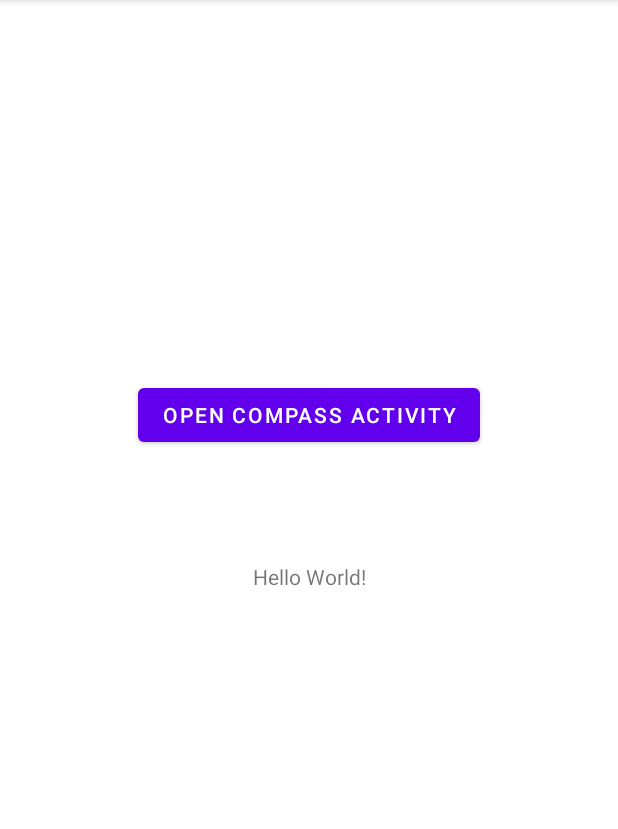
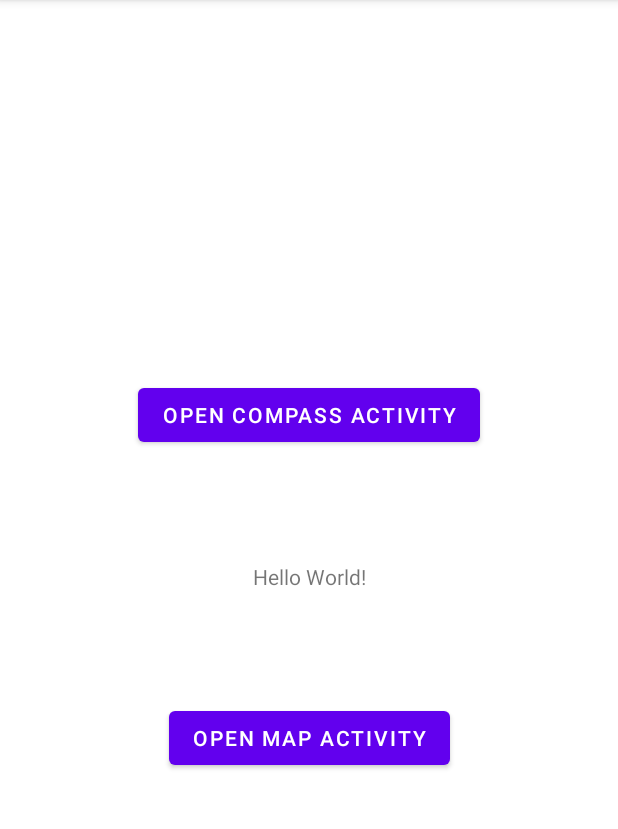
Before and after one commit to YeJinParrk/CompassAddWiBtn, an Android app: the screen it shows after launch (MainActivity), on a phone screen of 412 x 824 dp, the part 84-913 px from its top. Run offline under Robolectric (Android 15) with nearby library versions, the phone set to English and light mode, and no system bars.

```diff
--- a/app/build.gradle
+++ b/app/build.gradle
@@ -33,6 +33,8 @@ dependencies {
     implementation 'androidx.appcompat:appcompat:1.2.0'
     implementation 'com.google.android.material:material:1.3.0'
     implementation 'androidx.constraintlayout:constraintlayout:2.0.4'
+    implementation 'com.google.android.gms:play-services-maps:17.0.0'
+    implementation 'com.google.android.gms:play-services-location:18.0.0'
     testImplementation 'junit:junit:4.+'
     androidTestImplementation 'androidx.test.ext:junit:1.1.2'
     androidTestImplementation 'androidx.test.espresso:espresso-core:3.3.0'
--- a/app/src/main/java/com/example/compassaddwibtn/MainActivity.java
+++ b/app/src/main/java/com/example/compassaddwibtn/MainActivity.java
@@ -8,8 +8,8 @@ import android.view.View;
 import android.widget.Button;
 
 public class MainActivity extends AppCompatActivity implements View.OnClickListener {
-    Button btnOpenCompass;
-    Intent intentCompassActivity;
+    Button btnOpenCompass, btnMap;
+    Intent intent;
 
 
     @Override
@@ -19,15 +19,21 @@ public class MainActivity extends AppCompatActivity implements View.OnClickListe
 
         btnOpenCompass = findViewById(R.id.btnOpenCompassView);
         btnOpenCompass.setOnClickListener(this);
+        btnMap = findViewById(R.id.btnMap);
+        btnMap.setOnClickListener(this);
     }
 
     @Override
     public void onClick(View v) {
         switch(v.getId()){
             case R.id.btnOpenCompassView :
-                intentCompassActivity = new Intent(this, CompassActivity.class);
-                startActivity(intentCompassActivity); break;
+                intent= new Intent(this, CompassActivity.class);
+                break;
+            case  R.id.btnMap :
+                intent= new Intent(this, MapsActivity.class);
+                break;
             default: break;
         }
+        startActivity(intent);
     }
 }
--- a/app/src/main/res/layout/activity_main.xml
+++ b/app/src/main/res/layout/activity_main.xml
@@ -26,4 +26,14 @@
         app:layout_constraintEnd_toEndOf="parent"
         app:layout_constraintStart_toStartOf="parent" />
 
+    <Button
+        android:id="@+id/btnMap"
+        android:layout_width="wrap_content"
+        android:layout_height="wrap_content"
+        android:layout_marginTop="74dp"
+        android:text="Open Map Activity"
+        app:layout_constraintEnd_toEndOf="parent"
+        app:layout_constraintStart_toStartOf="parent"
+        app:layout_constraintTop_toBottomOf="@+id/textView" />
+
 </androidx.constraintlayout.widget.ConstraintLayout>
--- a/app/src/main/res/values/strings.xml
+++ b/app/src/main/res/values/strings.xml
@@ -1,3 +1,4 @@
 <resources>
     <string name="app_name">CompassAddWiBtn</string>
+    <string name="title_activity_maps">Map</string>
 </resources>
```
Also changed, not shown: app/src/debug/res/values/google_maps_api.xml (added, +24 -0 lines), app/src/main/AndroidManifest.xml (+26 -2 lines), app/src/main/java/com/example/compassaddwibtn/MapsActivity.java (added, +46 -0 lines), app/src/main/res/layout/activity_maps.xml (added, +9 -0 lines), 1 other file.
